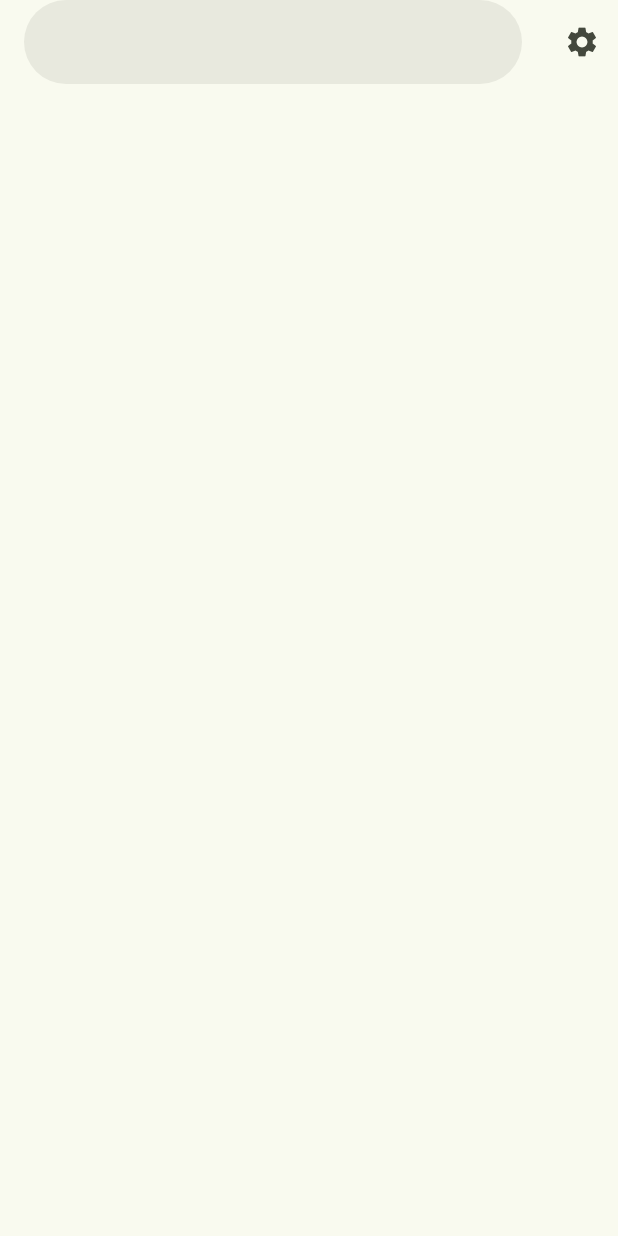
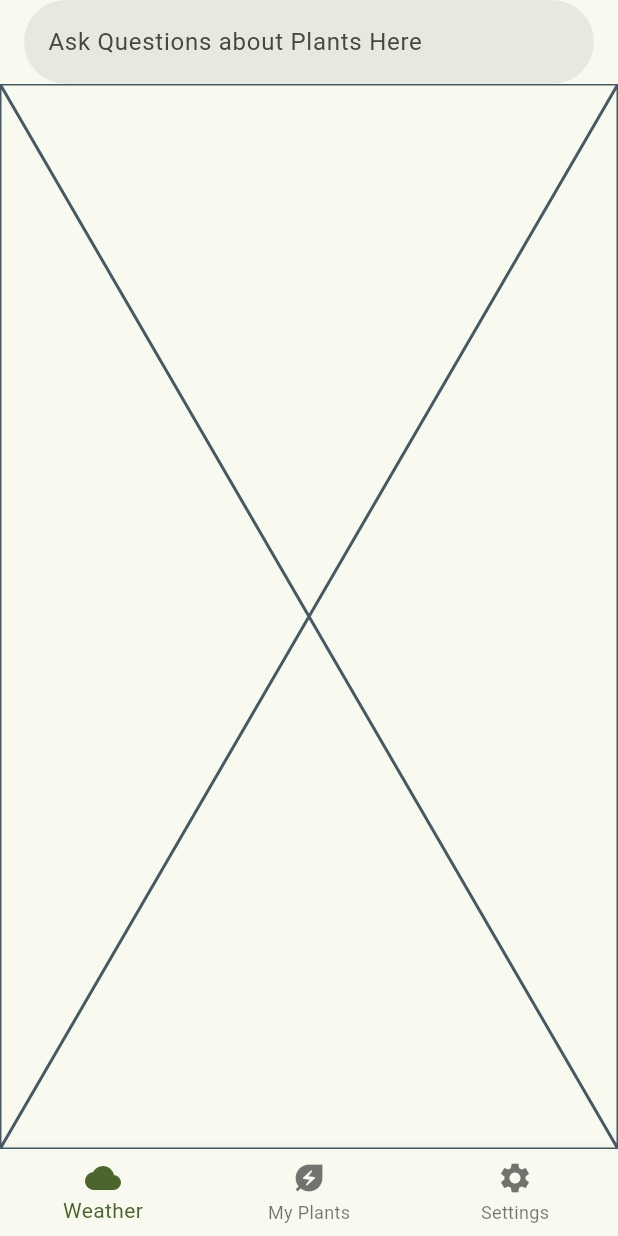
Before and after one commit to AaravBhatt1/weather_app, a Flutter app: the screen it shows after launch, on a phone screen of 412 x 824 dp. Run offline on Flutter 3.47's test engine with Material 3 defaults, Android fonts, the light colour scheme and no system bars.

Commit message:
Changes like moving navbar

```diff
--- a/lib/Pages/homepage.dart
+++ b/lib/Pages/homepage.dart
@@ -1,6 +1,7 @@
 import 'package:flutter/material.dart';
 import 'package:weather_app/Widgets/searchbar.dart';
 
+//TODO: Rename (maybe) and make actual homepage what's in the container
 class Homepage extends StatelessWidget {
   const Homepage({super.key});
 
@@ -9,9 +10,14 @@ class Homepage extends StatelessWidget {
     return Scaffold(
       appBar: AppBar(
         title: const WeatherSearchbar(),
-        actions: [
-          IconButton(onPressed: () => {}, icon: Icon(Icons.settings))
-        ]
+      ),
+      body: const Placeholder(),
+      bottomNavigationBar: BottomNavigationBar(
+        items: const [
+          BottomNavigationBarItem(icon: Icon(Icons.cloud), label: "Weather"),
+          BottomNavigationBarItem(icon: Icon(Icons.energy_savings_leaf), label: "My Plants"),
+          BottomNavigationBarItem(icon: Icon(Icons.settings), label: "Settings")
+        ],
       ),
     );
   }
--- a/lib/Widgets/searchbar.dart
+++ b/lib/Widgets/searchbar.dart
@@ -6,7 +6,8 @@ class WeatherSearchbar extends StatelessWidget {
   @override
   Widget build(BuildContext context) {
     return const SearchBar(
-      hintText: Text(),
+      hintText: "Ask Questions about Plants Here",
+      //TODO: Add search functionality
     );
   }
 }
```
